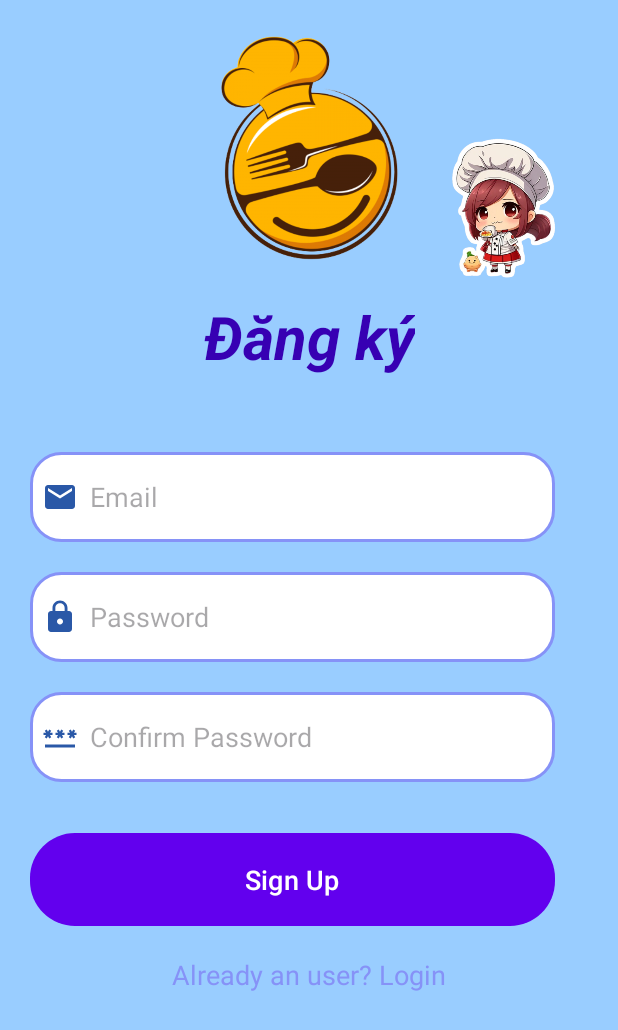
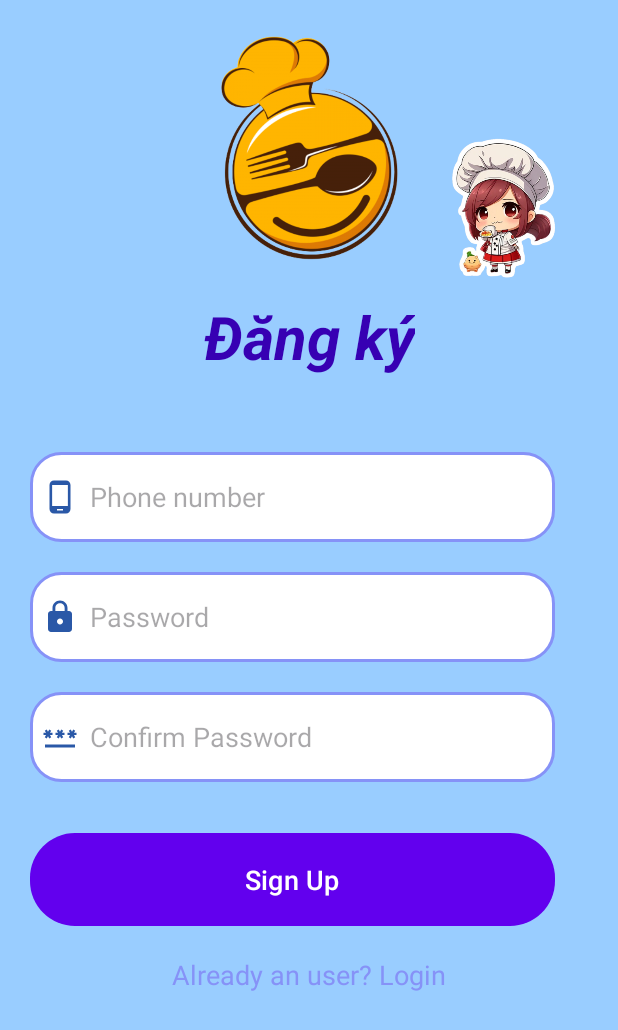
Before and after one commit to a01685958283/PRM392-G4, an Android app: the SignupActivity screen opened directly, with no data from a screen before it, after a tap on "Sign Up", on a phone screen of 412 x 824 dp. Shown: the top 1030 px of the screen. Run offline under Robolectric (Android 15) with nearby library versions, the phone set to English and light mode, and no system bars.

Commit message:
modify login, register

```diff
--- a/app/src/main/java/com/example/Active/SignupActivity.java
+++ b/app/src/main/java/com/example/Active/SignupActivity.java
@@ -26,19 +26,24 @@ public class SignupActivity extends AppCompatActivity {
             @Override
             public void onClick(View view) {
 
-                String email = binding.signupEmail.getText().toString();
+                String phone = binding.signupPhone.getText().toString();
                 String password = binding.signupPassword.getText().toString();
                 String confirmPassword = binding.signupConfirm.getText().toString();
 
-                if(email.equals("")||password.equals("")||confirmPassword.equals("")){
+                if(phone.equals("")||password.equals("")||confirmPassword.equals("")){
                     Toast.makeText(SignupActivity.this, "", Toast.LENGTH_SHORT).show();
+
+                }
+                //check valid phone number
+                else if (!phone.matches("\\d+")) {
+                    Toast.makeText(SignupActivity.this, "Invalid phone number. Please try again!", Toast.LENGTH_SHORT).show();
 
                 }
                 else{
                     if(password.equals(confirmPassword)){
-                        Boolean checkUserEmail = databaseHelper.checkEmail(email);
-                        if(checkUserEmail == false){
-                            Boolean insert = databaseHelper.insertData(email, password);
+                        Boolean checkUserPhone = databaseHelper.checkPhone(phone);
+                        if(checkUserPhone == false){
+                            Boolean insert = databaseHelper.insertData(phone, password);
                             if(insert == true){
                                 Toast.makeText(SignupActivity.this, "Signup Successfully!", Toast.LENGTH_SHORT).show();
                                 Intent intent = new Intent(getApplicationContext(), LoginActivity.class);
--- /dev/null
+++ b/app/src/main/res/drawable/phone.xml
@@ -0,0 +1,5 @@
+<vector android:height="24dp" android:tint="#2A58A7"
+    android:viewportHeight="24" android:viewportWidth="24"
+    android:width="24dp" xmlns:android="http://schemas.android.com/apk/res/android">
+    <path android:fillColor="@android:color/white" android:pathData="M16,1L8,1C6.34,1 5,2.34 5,4v16c0,1.66 1.34,3 3,3h8c1.66,0 3,-1.34 3,-3L19,4c0,-1.66 -1.34,-3 -3,-3zM14,21h-4v-1h4v1zM17.25,18L6.75,18L6.75,4h10.5v14z"/>
+</vector>
--- a/app/src/main/res/layout/activity_login.xml
+++ b/app/src/main/res/layout/activity_login.xml
@@ -27,14 +27,14 @@
         app:layout_constraintTop_toBottomOf="@+id/textLogin">
 
         <EditText
-            android:id="@+id/login_email"
+            android:id="@+id/login_phone"
             android:layout_width="350dp"
             android:layout_height="60dp"
             android:layout_marginTop="30dp"
             android:background="@drawable/lavender_border"
-            android:drawableLeft="@drawable/mail"
+            android:drawableLeft="@drawable/phone"
             android:drawablePadding="8dp"
-            android:hint="Email"
+            android:hint="Phone number"
             android:padding="8dp" />
 
         <EditText
--- a/app/src/main/res/layout/activity_signup.xml
+++ b/app/src/main/res/layout/activity_signup.xml
@@ -53,14 +53,14 @@
         app:layout_constraintTop_toBottomOf="@+id/textLogin">
 
         <EditText
-            android:id="@+id/signup_email"
+            android:id="@+id/signup_phone"
             android:layout_width="350dp"
             android:layout_height="60dp"
             android:layout_marginTop="30dp"
             android:background="@drawable/lavender_border"
-            android:drawableLeft="@drawable/mail"
+            android:drawableLeft="@drawable/phone"
             android:drawablePadding="8dp"
-            android:hint="Email"
+            android:hint="Phone number"
             android:padding="8dp" />
 
         <EditText
```
Also changed, not shown: app/src/main/AndroidManifest.xml (+4 -3 lines), app/src/main/java/com/example/Active/DatabaseHelper.java (+10 -9 lines), app/src/main/java/com/example/Active/LoginActivity.java (+8 -4 lines), app/src/main/java/com/example/Adapter/RecommendedAdapter.java (+9 -4 lines).
